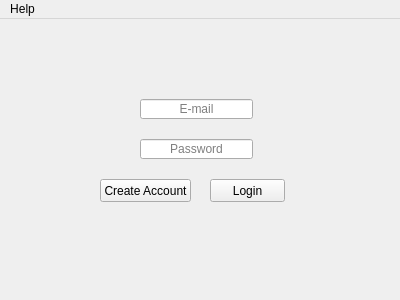
This is RccApplication/loginpage.ui in ak2300941/Cis17BGroupProject as Qt 5 draws it before an edit. The edited form follows.
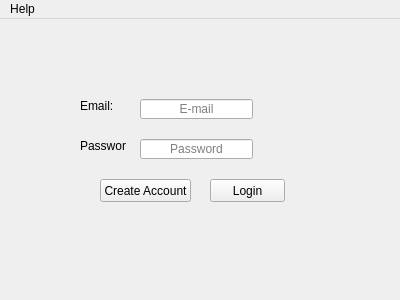
This is the edited form.

Commit message: email validation required for login now also labels added to the login

The edit to the form file:
```diff
--- a/RccApplication/loginpage.ui
+++ b/RccApplication/loginpage.ui
@@ -99,6 +99,38 @@
      <string>Create Account</string>
     </property>
    </widget>
+   <widget class="QLabel" name="emailLabel">
+    <property name="geometry">
+     <rect>
+      <x>80</x>
+      <y>80</y>
+      <width>46</width>
+      <height>13</height>
+     </rect>
+    </property>
+    <property name="text">
+     <string>Email:</string>
+    </property>
+    <property name="buddy">
+     <cstring>Email</cstring>
+    </property>
+   </widget>
+   <widget class="QLabel" name="passLabel">
+    <property name="geometry">
+     <rect>
+      <x>80</x>
+      <y>120</y>
+      <width>46</width>
+      <height>13</height>
+     </rect>
+    </property>
+    <property name="text">
+     <string>Password:</string>
+    </property>
+    <property name="buddy">
+     <cstring>Password</cstring>
+    </property>
+   </widget>
   </widget>
   <widget class="QMenuBar" name="menuBar">
    <property name="geometry">
```
Left out of the diff: 6 changed lines with no effect on the pictures. The commit also changes 4 other files.
